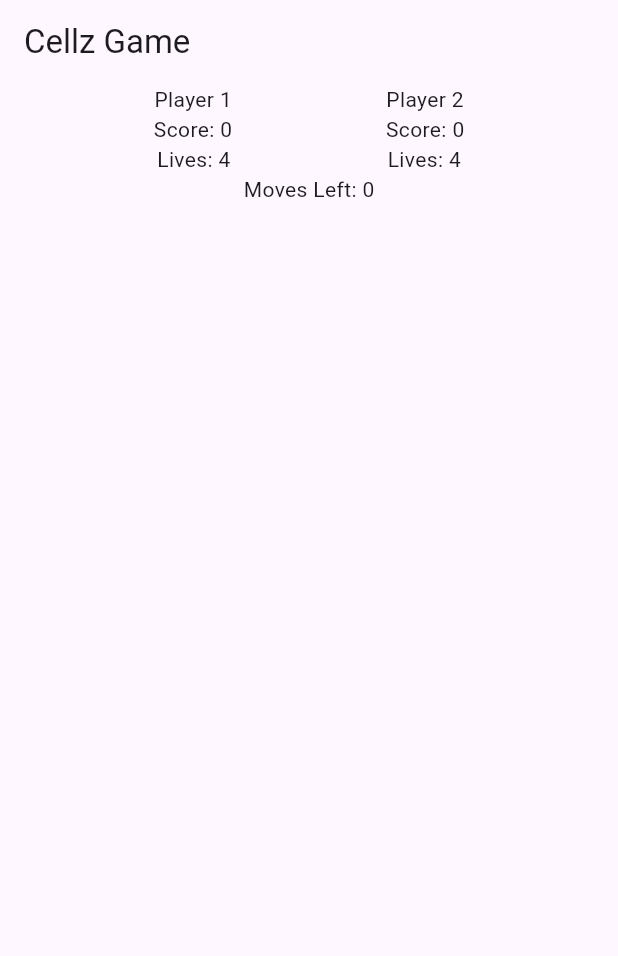
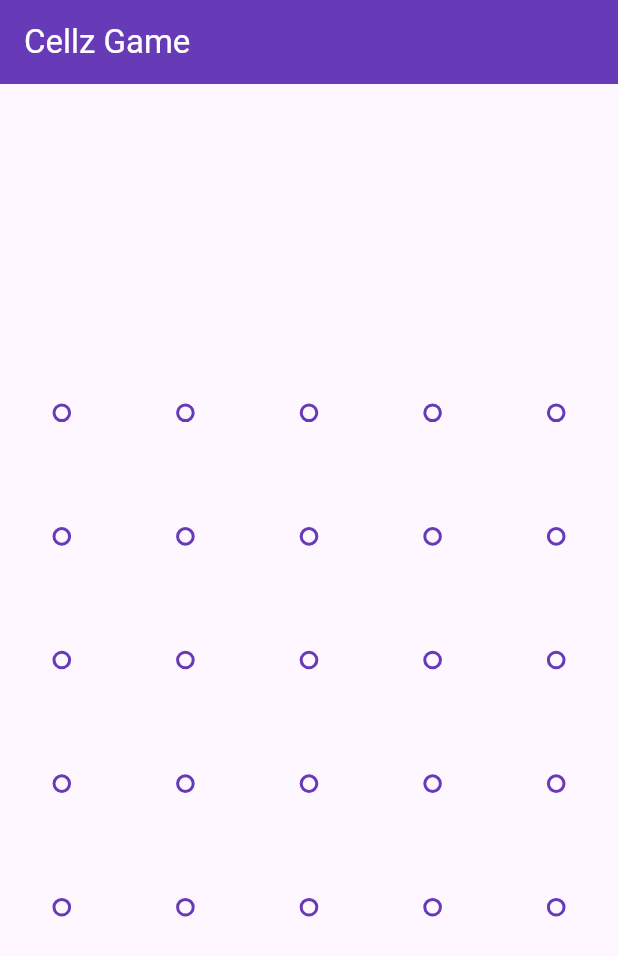
Before and after one commit to HaseebKahn365/cellz, a Flutter app: the screen it shows after launch, on a phone screen of 412 x 824 dp. Shown: the top 956 px of the screen. Run offline on Flutter 3.47's test engine with Material 2 defaults, Android fonts, the phone set to English and light mode, and no system bars.

Commit message:
added dots and selected size modification

```diff
--- a/lib/main.dart
+++ b/lib/main.dart
@@ -329,12 +329,14 @@ List<Points> pointsUsed = [];
 class Points {
   int xCord;
   int yCord;
+  bool isUntouched; //used to mark the point as outlined container
   bool isMarked; //used to mark the point as bold if already used
   bool isDisabled; //used to avoid selection if point is connected in all four directions
   bool isSelected; //use to mark the point even bolder. When drawing a line
   Points(
       {required this.xCord,
       required this.yCord,
+      this.isUntouched = true,
       this.isSelected = false,
       this.isDisabled = false,
       this.isMarked = false});
@@ -505,104 +507,42 @@ class GamePlayers {
   String toString() {
     return 'GamePlayers(isPlayer: $isPlayer, score: $score, numOfLives: $numOfLives, linesDrawn: $linesDrawn, squaresOwned: $squaresOwned)';
   }
-
-  @override
-  bool operator ==(Object other) {
-    if (other is GamePlayers) {
-      return this.isPlayer == other.isPlayer &&
-          this.score == other.score &&
-          this.numOfLives == other.numOfLives &&
-          this.linesDrawn == other.linesDrawn &&
-          this.squaresOwned == other.squaresOwned;
-    }
-    return false;
-  }
-
-  @override
-  int get hashCode => super.hashCode;
 }
 
 // TODO: Create a list of Points objects called allPoints.
-final List allPoints = <Points>[];
+var allPoints = <Points>[];
 
 // TODO: Create an empty list of used Points objects called usedPoints.
-final List usedPoints = <Points>[];
+List usedPoints = <Points>[];
 
-// TODO: Create a function to createPoints based on rows and columns.
+void main() {
+  // allPoints.addAll([
+  //   Points(xCord: 0, yCord: 0),
+  //   Points(xCord: 0, yCord: 1),
+  //   Points(xCord: 1, yCord: 0),
+  //   Points(xCord: 1, yCord: 1),
+  //   Points(xCord: 0, yCord: 2),
+  //   Points(xCord: 0, yCord: 3),
+  //   Points(xCord: 1, yCord: 2),
+  //   Points(xCord: 1, yCord: 3),
+  //   Points(xCord: 2, yCord: 0),
+  //   Points(xCord: 2, yCord: 1),
+  //   Points(xCord: 3, yCord: 0),
+  //   Points(xCord: 3, yCord: 1),
+  //   Points(xCord: 2, yCord: 2),
+  //   Points(xCord: 2, yCord: 3),
+  //   Points(xCord: 3, yCord: 2),
+  //   Points(xCord: 3, yCord: 3),
 
-void createPoints(int rows /*numOfXPoints*/, int colums /*numOfYPoints*/) {
-  for (var i = 0; i < rows; i++) {
+  // ]);
+  //used a nested loop to create  5x5 points and add them to the allPoints list
+  for (var i = 0; i < 10; i++) {
     //creates xCord attributes of points objects
-    for (var j = 0; j < colums; j++) {
+    for (var j = 0; j < 10; j++) {
       //creates yCord attributes of points objects
       allPoints.add(Points(xCord: i, yCord: j));
     }
   }
-}
-
-// TODO: Plot the Points on the screen based on their coordinates.
-
-// TODO: Implement a Gesture Detector to handle line drawing.
-
-// TODO: Check if the selected Point is disabled before drawing a line.
-
-// TODO: Implement logic to check if the selected Point is nearby for line connection.
-
-// TODO: Add connected Points to the usedPoints list.
-
-// TODO: Create Line objects based on the direction of the line drawn.
-
-// TODO: Add Line objects to the allLines list.
-
-// TODO: Check for squares after drawing a line.
-
-// TODO: Implement logic to check for upper and lower squares for horizontal lines.
-
-// TODO: Implement logic to check for left and right squares for vertical lines.
-
-// TODO: Create Square objects and add them to the squaresOwned list of the current user.
-
-// TODO: Increment the score of the current user if a square is formed.
-
-// TODO: Check if the game is over based on the number of moves left.
-
-// TODO: Display an AlertDialog with game results if the game is over.
-
-// TODO: Implement a function to handle navigation when the game is over.
-
-// TODO: Add the main game loop and user interface.
-
-// TODO: Display remaining moves, current scores, and opponent's information.
-
-// TODO: Implement a function to decrement the life of a player if needed.
-
-// TODO: Implement a function to update the UI based on game state.
-
-// TODO: Create a function to handle back navigation and confirm quitting the game.
-
-// TODO: Set up the initial game state, including creating Points and Lines.
-
-// TODO: Implement Phase 1 testing with a stateful widget.
-
-// TODO: Prepare for transitioning to Provider for state management in Phase 2.
-
-// TODO: Ensure all the defined classes and methods are used correctly in the game logic.
-
-// TODO: Make sure the UI elements and animations are smooth and visually appealing.
-
-// TODO: Handle animations when a square is formed.
-
-// TODO: Ensure that the game runs smoothly without any crashes or errors.
-
-// TODO: Add comments and documentation to your code for clarity.
-
-// TODO: Test the game thoroughly to identify and fix any issues or bugs.
-
-// TODO: Prepare for Phase 2 by setting up Firebase integration for multiplayer support.
-
-//Keeping all the above points in mind lets start working on the Game implementation
-
-void main() {
   runApp(cellzGame());
 }
 
@@ -614,48 +554,135 @@ class cellzGame extends StatefulWidget {
 }
 
 class _cellzGameState extends State<cellzGame> {
+  //Implement Point object in the form of circular container:
+//In this step we will create a container widget which acts a  Point the styling is adjusted base on the properties of the point object which is passed to it.
+  Widget PointUi(Points P) {
+    if (P.isDisabled == true) {
+      return Container(
+        width: 20,
+        height: 20,
+        decoration: BoxDecoration(
+          shape: BoxShape.circle,
+          color: Colors.deepPurple[400],
+        ),
+      );
+    } else if (P.isSelected == true) {
+      return Container(
+        width: 25,
+        height: 25,
+        decoration: BoxDecoration(
+          shape: BoxShape.circle,
+          color: Colors.deepPurple[500],
+        ),
+      );
+    } else if (P.isMarked == true) {
+      return Container(
+        width: 20,
+        height: 20,
+        decoration: BoxDecoration(
+          shape: BoxShape.circle,
+          color: Colors.deepPurple,
+        ),
+      );
+    } else if (P.isUntouched == true) {
+      return Container(
+        width: 20,
+        height: 20,
+        decoration: BoxDecoration(
+          shape: BoxShape.circle,
+          border: Border.all(
+            color: Colors.deepPurple,
+            width: 2.0,
+          ),
+        ),
+      );
+    } else {
+      return Container(
+        width: 20,
+        height: 20,
+        decoration: BoxDecoration(
+          shape: BoxShape.circle,
+          border: Border.all(
+            color: Colors.deepPurple,
+            width: 4.0,
+          ),
+        ),
+      );
+    }
+  }
+
+  // TODO: Create a function to createPoints based on rows and columns.
+
+  Widget createPoints(int rows, int colums) {
+    //this functions returns the PointsUI objects in a grid view
+
+    return GridView.builder(
+      shrinkWrap: true,
+      itemCount: rows * colums,
+      gridDelegate: SliverGridDelegateWithFixedCrossAxisCount(
+        crossAxisCount: 5,
+        crossAxisSpacing: 0.0,
+        mainAxisSpacing: 0.0,
+      ),
+      itemBuilder: (BuildContext context, int index) {
+        return GestureDetector(
+          onTap: () {
+            //check if the point is disabled or not
+            if (allPoints[index].isDisabled == false) {
+              //check if the point is already selected or not
+              if (allPoints[index].isSelected == false) {
+                //check if the point is already marked or not
+                if (allPoints[index].isMarked == false) {
+                  //check if the point is already untouched or not
+                  if (allPoints[index].isUntouched == true) {
+                    //mark the point as selected
+                    setState(() {
+                      allPoints[index].isSelected = true;
+                      allPoints[index].isUntouched = false;
+                      //add the point to the usedPoints list
+                      usedPoints.add(allPoints[index]);
+                    });
+                  }
+                }
+              }
+            }
+          },
+          child: Container(
+            //use a margin of 30 if the current index Point has property isSelected == true
+
+            margin: (allPoints[index].isSelected == true) ? EdgeInsets.all(30) : EdgeInsets.all(35),
+            child: PointUi(
+              allPoints[index],
+            ),
+          ),
+        );
+      },
+    );
+  }
+
   @override
   Widget build(BuildContext context) {
     return MaterialApp(
       debugShowCheckedModeBanner: false,
-      theme: ThemeData(useMaterial3: true),
+      //set theme color to deep purple
+      theme: ThemeData(
+        useMaterial3: true,
+        primaryColor: Colors.deepPurple,
+      ),
       home: Scaffold(
         appBar: AppBar(
-          title: Text('Cellz Game'),
+          backgroundColor: Colors.deepPurple,
+          title: Text('Cellz Game', style: TextStyle(color: Colors.white)),
         ),
         body: SafeArea(
           child: Container(
-            child: Column(
-              children: [
-                Row(
-                  mainAxisAlignment: MainAxisAlignment.spaceEvenly,
-                  children: [
-                    Text('Player 1'),
-                    Text('Player 2'),
-                  ],
-                ),
-                Row(
-                  mainAxisAlignment: MainAxisAlignment.spaceEvenly,
-                  children: [
-                    Text('Score: 0'),
-                    Text('Score: 0'),
-                  ],
-                ),
-                Row(
-                  mainAxisAlignment: MainAxisAlignment.spaceEvenly,
-                  children: [
-                    Text('Lives: 4'),
-                    Text('Lives: 4'),
-                  ],
-                ),
-                Row(
-                  mainAxisAlignment: MainAxisAlignment.center,
-                  children: [
-                    Text('Moves Left: 0'),
-                  ],
-                ),
-                // TODO: Plot the Points on the screen based on their coordinates. using function: createPoints(2,2);
-              ],
+            child: Center(
+              child: Column(
+                mainAxisAlignment: MainAxisAlignment.center,
+                children: [
+                  createPoints(5, 5),
+                ],
+              ),
             ),
           ),
         ),
```
